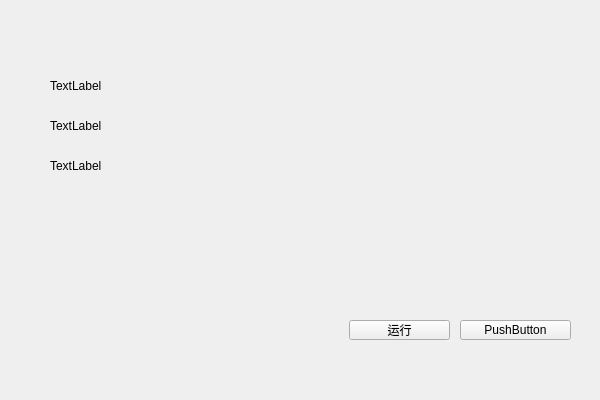
Qt form QtVisualLoader1.ui (lichss/TR-Vexeloader) before a commit.
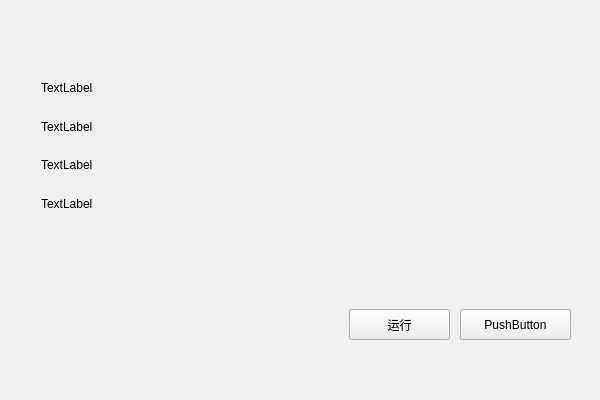
The same form after that commit.

Diff of the .ui file:
```diff
--- a/QtVisualLoader1.ui
+++ b/QtVisualLoader1.ui
@@ -17,67 +17,68 @@
    <property name="geometry">
     <rect>
      <x>460</x>
-     <y>320</y>
+     <y>309</y>
      <width>111</width>
-     <height>20</height>
+     <height>31</height>
     </rect>
    </property>
    <property name="text">
     <string>PushButton</string>
    </property>
   </widget>
-  <widget class="QLabel" name="label">
-   <property name="geometry">
-    <rect>
-     <x>50</x>
-     <y>80</y>
-     <width>54</width>
-     <height>12</height>
-    </rect>
-   </property>
-   <property name="text">
-    <string>TextLabel</string>
-   </property>
-  </widget>
-  <widget class="QLabel" name="label_2">
-   <property name="geometry">
-    <rect>
-     <x>50</x>
-     <y>120</y>
-     <width>54</width>
-     <height>12</height>
-    </rect>
-   </property>
-   <property name="text">
-    <string>TextLabel</string>
-   </property>
-  </widget>
-  <widget class="QLabel" name="label_3">
-   <property name="geometry">
-    <rect>
-     <x>50</x>
-     <y>160</y>
-     <width>54</width>
-     <height>12</height>
-    </rect>
-   </property>
-   <property name="text">
-    <string>TextLabel</string>
-   </property>
-  </widget>
   <widget class="QPushButton" name="startpro">
    <property name="geometry">
     <rect>
      <x>349</x>
-     <y>320</y>
+     <y>309</y>
      <width>101</width>
-     <height>20</height>
+     <height>31</height>
     </rect>
    </property>
    <property name="text">
     <string>运行</string>
    </property>
   </widget>
+  <widget class="QWidget" name="verticalLayoutWidget">
+   <property name="geometry">
+    <rect>
+     <x>30</x>
+     <y>60</y>
+     <width>531</width>
+     <height>171</height>
+    </rect>
+   </property>
+   <layout class="QVBoxLayout" name="verticalLayout">
+    <item>
+     <widget class="QLabel" name="label">
+      <property name="text">
+       <string>TextLabel</string>
+      </property>
+     </widget>
+    </item>
+    <item>
+     <widget class="QLabel" name="label_2">
+      <property name="text">
+       <string>TextLabel</string>
+      </property>
+     </widget>
+    </item>
+    <item>
+     <widget class="QLabel" name="label_3">
+      <property name="text">
+       <string>TextLabel</string>
+      </property>
+     </widget>
+    </item>
+    <item>
+     <widget class="QLabel" name="label_4">
+      <property name="text">
+       <string>TextLabel</string>
+      </property>
+     </widget>
+    </item>
+   </layout>
+  </widget>
  </widget>
  <layoutdefault spacing="6" margin="11"/>
  <resources>
```
